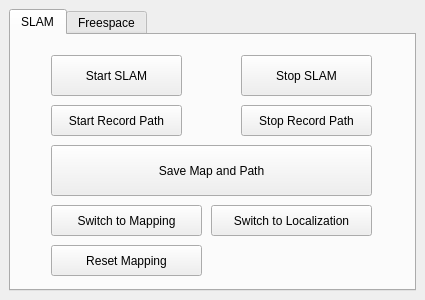
Above: src/rqt_state_machine/state_machine_controller.ui from JingruiYu/rqt_state_machine before the change. Below: the same form after it.
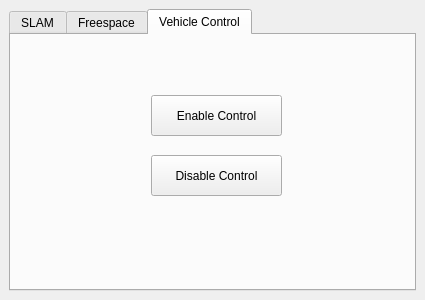
That is the form after the change.

Commit message: add vehicle control state control

```diff
--- a/src/rqt_state_machine/state_machine_controller.ui
+++ b/src/rqt_state_machine/state_machine_controller.ui
@@ -35,7 +35,7 @@
       <item>
        <widget class="QTabWidget" name="tabWidget">
         <property name="currentIndex">
-         <number>0</number>
+         <number>2</number>
         </property>
         <widget class="QWidget" name="tab">
          <attribute name="title">
@@ -177,6 +177,37 @@
           </property>
          </widget>
         </widget>
+        <widget class="QWidget" name="tabVehicleControl">
+         <attribute name="title">
+          <string>Vehicle Control</string>
+         </attribute>
+         <widget class="QPushButton" name="enableVehicleControl">
+          <property name="geometry">
+           <rect>
+            <x>140</x>
+            <y>60</y>
+            <width>131</width>
+            <height>41</height>
+           </rect>
+          </property>
+          <property name="text">
+           <string>Enable Control</string>
+          </property>
+         </widget>
+         <widget class="QPushButton" name="disableVehicleControl">
+          <property name="geometry">
+           <rect>
+            <x>140</x>
+            <y>120</y>
+            <width>131</width>
+            <height>41</height>
+           </rect>
+          </property>
+          <property name="text">
+           <string>Disable Control</string>
+          </property>
+         </widget>
+        </widget>
        </widget>
       </item>
      </layout>
```
Left out of the diff: 2 changed lines with no effect on the pictures. The commit also changes 4 other files.
